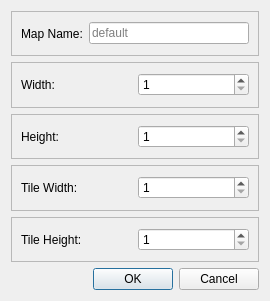
Above: TalgaEditor/newmapdialog.ui from coarsecrunch/talgaen-mythos before the change. Below: the same form after it.
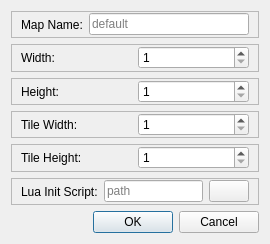
That is the form after the change. Icons and pictures are not drawn.

Commit message: adds fill drag with tiles. fixes up lua init script loading.

```diff
--- a/TalgaEditor/newmapdialog.ui
+++ b/TalgaEditor/newmapdialog.ui
@@ -7,7 +7,7 @@
     <x>0</x>
     <y>0</y>
     <width>270</width>
-    <height>301</height>
+    <height>244</height>
    </rect>
   </property>
   <property name="windowTitle">
@@ -23,6 +23,12 @@
       <enum>QFrame::Raised</enum>
      </property>
      <layout class="QHBoxLayout" name="horizontalLayout_5">
+      <property name="topMargin">
+       <number>0</number>
+      </property>
+      <property name="bottomMargin">
+       <number>0</number>
+      </property>
       <item>
        <widget class="QLabel" name="mapNameLabel">
         <property name="text">
@@ -49,6 +55,12 @@
       <enum>QFrame::Raised</enum>
      </property>
      <layout class="QHBoxLayout" name="horizontalLayout">
+      <property name="topMargin">
+       <number>0</number>
+      </property>
+      <property name="bottomMargin">
+       <number>0</number>
+      </property>
       <item>
        <widget class="QLabel" name="widthLabel">
         <property name="text">
@@ -78,6 +90,12 @@
       <enum>QFrame::Raised</enum>
      </property>
      <layout class="QHBoxLayout" name="horizontalLayout_2">
+      <property name="topMargin">
+       <number>0</number>
+      </property>
+      <property name="bottomMargin">
+       <number>0</number>
+      </property>
       <item>
        <widget class="QLabel" name="heightLabel">
         <property name="text">
@@ -110,6 +128,12 @@
       <enum>QFrame::Raised</enum>
      </property>
      <layout class="QHBoxLayout" name="horizontalLayout_3">
+      <property name="topMargin">
+       <number>0</number>
+      </property>
+      <property name="bottomMargin">
+       <number>0</number>
+      </property>
       <item>
        <widget class="QLabel" name="tileWidthLabel">
         <property name="text">
@@ -139,6 +163,12 @@
       <enum>QFrame::Raised</enum>
      </property>
      <layout class="QHBoxLayout" name="horizontalLayout_4">
+      <property name="topMargin">
+       <number>0</number>
+      </property>
+      <property name="bottomMargin">
+       <number>0</number>
+      </property>
       <item>
        <widget class="QLabel" name="tileHeightLabel">
         <property name="text">
@@ -159,6 +189,61 @@
      </layout>
     </widget>
    </item>
+   <item>
+    <widget class="QFrame" name="frame_6">
+     <property name="frameShape">
+      <enum>QFrame::StyledPanel</enum>
+     </property>
+     <property name="frameShadow">
+      <enum>QFrame::Raised</enum>
+     </property>
+     <layout class="QHBoxLayout" name="horizontalLayout_6">
+      <property name="topMargin">
+       <number>0</number>
+      </property>
+      <property name="bottomMargin">
+       <number>0</number>
+      </property>
+      <item>
+       <widget class="QLabel" name="luaInitLabel">
+        <property name="text">
+         <string>Lua Init Script:</string>
+        </property>
+       </widget>
+      </item>
+      <item>
+       <widget class="QLineEdit" name="luaInitLine">
+        <property name="inputMask">
+         <string/>
+        </property>
+        <property name="text">
+         <string/>
+        </property>
+        <property name="placeholderText">
+         <string>path</string>
+        </property>
+       </widget>
+      </item>
+      <item>
+       <widget class="QPushButton" name="pushButton">
+        <property name="text">
+         <string/>
+        </property>
+        <property name="icon">
+         <iconset resource="../assets/icons/icons.qrc">
+          <normaloff>:/new/ico/filedialog_button.png</normaloff>:/new/ico/filedialog_button.png</iconset>
+        </property>
+        <property name="iconSize">
+         <size>
+          <width>16</width>
+          <height>16</height>
+         </size>
+        </property>
+       </widget>
+      </item>
+     </layout>
+    </widget>
+   </item>
    <item>
     <widget class="QDialogButtonBox" name="buttonBox">
      <property name="orientation">
```
Left out of the diff: 33 changed lines with no effect on the pictures. The commit also changes 31 other files.
